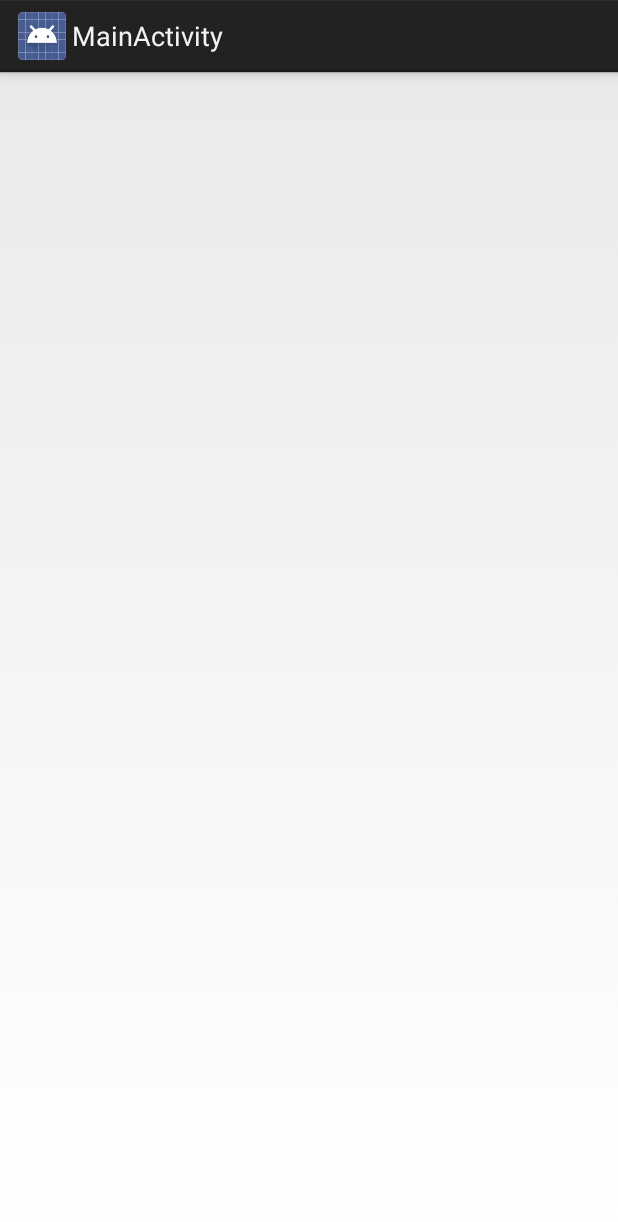
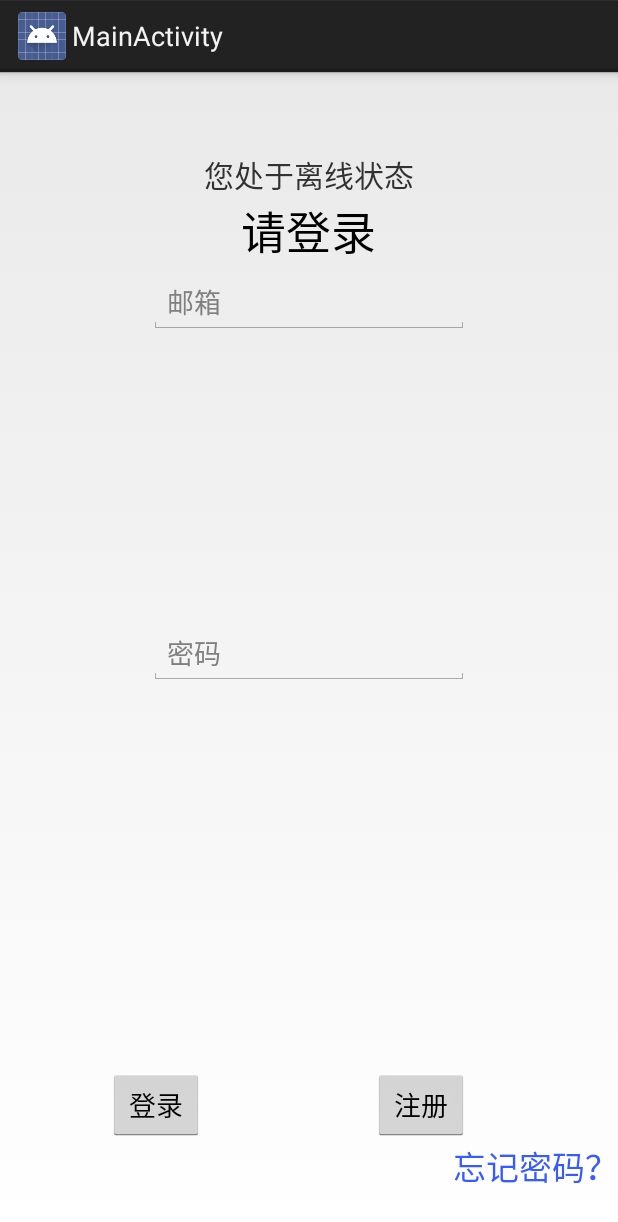
Before and after one commit to liangpengfei/IronMan, an Android app: the MainActivity screen opened directly, with no data from a screen before it, on a phone screen of 412 x 824 dp. Shown: the top 1222 px of the screen. Run offline under Robolectric (Android 15) with nearby library versions, the phone set to English and light mode, and no system bars; 2 statements that could not run were skipped.

Commit message:
second commit

```diff
--- a/app/src/main/java/com/fei/peng/liang/ironman/ui/MainActivity.java
+++ b/app/src/main/java/com/fei/peng/liang/ironman/ui/MainActivity.java
@@ -38,7 +38,7 @@ public class MainActivity extends Activity
         if (everload){
             setContentView(R.layout.activity_main_ever);
         }else {
-
+            setContentView(R.layout.activity_main_never);
         }
 
 
--- a/app/src/main/res/layout/activity_main_never.xml
+++ b/app/src/main/res/layout/activity_main_never.xml
@@ -43,7 +43,8 @@
         android:layout_alignParentBottom="true"
         android:layout_toLeftOf="@+id/textView"
         android:layout_toStartOf="@+id/textView"
-        android:layout_marginBottom="63dp" />
+        android:layout_marginBottom="63dp"
+        android:onClick="signin" />
 
     <Button
         android:layout_width="wrap_content"
@@ -52,6 +53,30 @@
         android:id="@+id/button_load_regist"
         android:layout_alignTop="@+id/button_load_load"
         android:layout_alignRight="@+id/et_load_password"
-        android:layout_alignEnd="@+id/et_load_password" />
+        android:layout_alignEnd="@+id/et_load_password"
+        android:onClick="regist" />
+
+    <TextView
+        android:layout_width="wrap_content"
+        android:layout_height="wrap_content"
+        android:textAppearance="?android:attr/textAppearanceLarge"
+        android:text="请登录"
+        android:id="@+id/textView3"
+        android:layout_below="@+id/textView"
+        android:layout_centerHorizontal="true"
+        android:textSize="30dp" />
+
+    <TextView
+        android:layout_width="wrap_content"
+        android:layout_height="wrap_content"
+        android:textAppearance="?android:attr/textAppearanceLarge"
+        android:text="忘记密码？"
+        android:id="@+id/textView4"
+        android:onClick="tv_forget_password"
+        android:layout_below="@+id/button_load_regist"
+        android:layout_alignParentRight="true"
+        android:layout_alignParentEnd="true"
+        android:textColor="#ff375bff" />
+
 
 </RelativeLayout>
```
